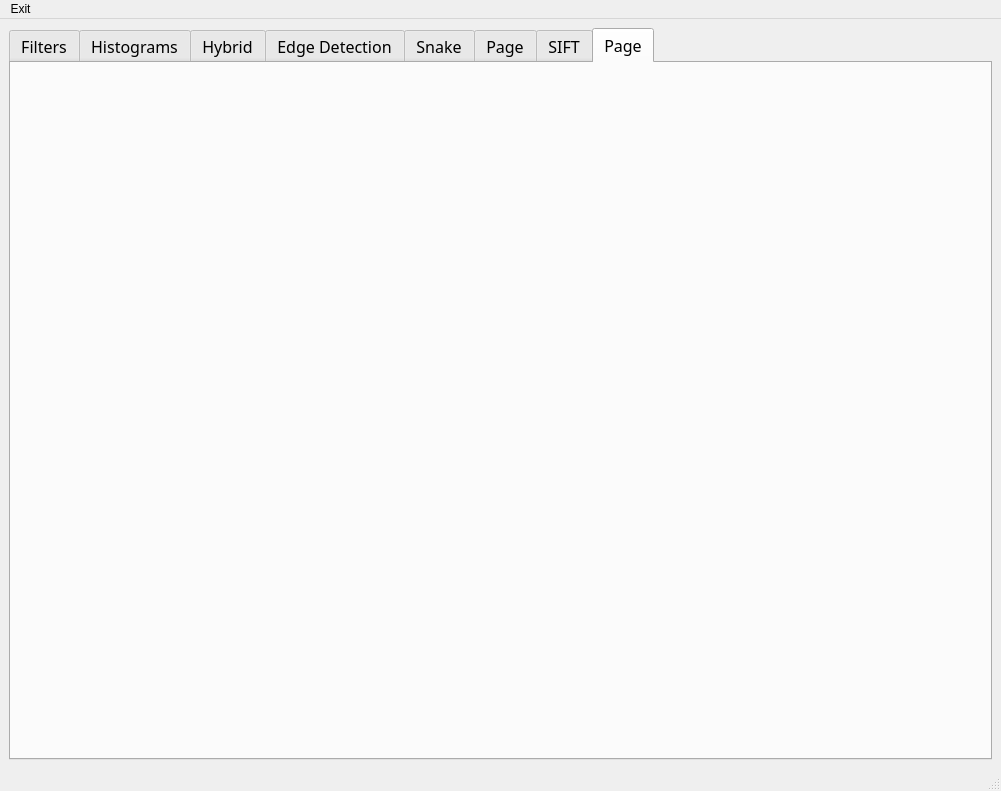
mennahamdy33/CV, file Task3/ImageView.ui: the form before one commit.
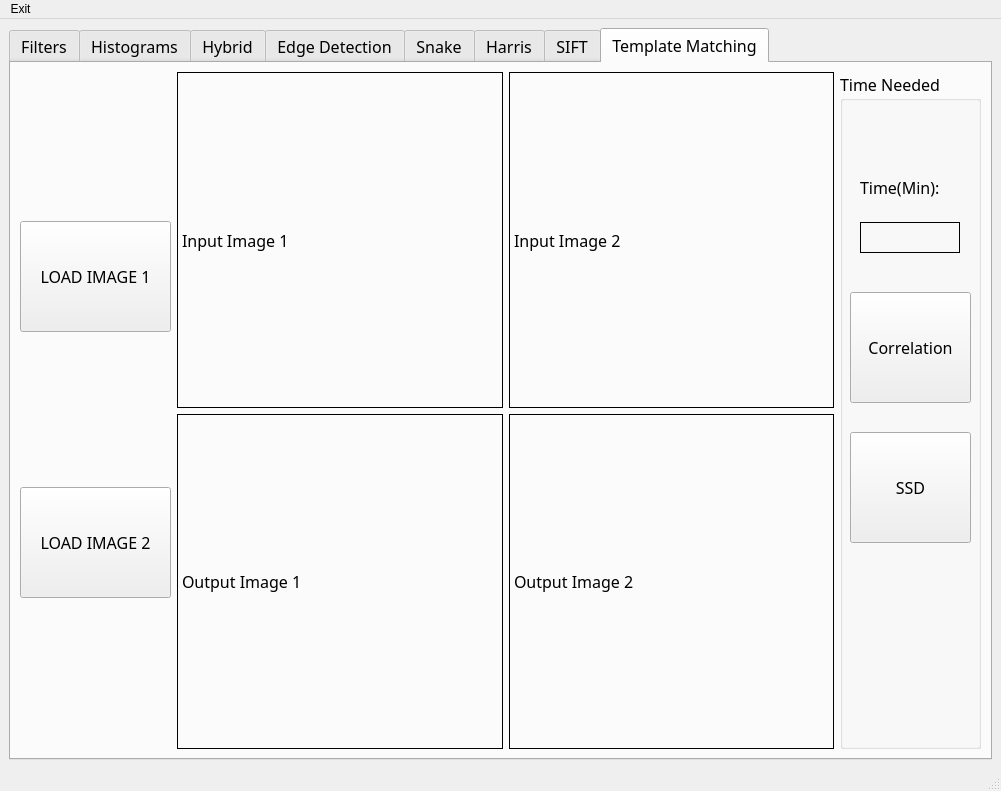
The form after the commit. The open tabs and pages were chosen to show the change. Custom widgets are drawn as their Qt base class.

The edit to the form file:
```diff
--- a/Task3/ImageView.ui
+++ b/Task3/ImageView.ui
@@ -891,7 +891,7 @@
       </widget>
       <widget class="QWidget" name="tab_3">
        <attribute name="title">
-        <string>Page</string>
+        <string>Harris</string>
        </attribute>
       </widget>
       <widget class="QWidget" name="tab_2">
@@ -1124,8 +1124,272 @@
       </widget>
       <widget class="QWidget" name="tab_4">
        <attribute name="title">
-        <string>Page</string>
+        <string>Template Matching</string>
        </attribute>
+       <layout class="QGridLayout" name="gridLayout_10">
+        <item row="0" column="0">
+         <layout class="QHBoxLayout" name="horizontalLayout_23">
+          <item>
+           <layout class="QVBoxLayout" name="verticalLayout_13">
+            <item>
+             <widget class="QPushButton" name="load1Tab8">
+              <property name="sizePolicy">
+               <sizepolicy hsizetype="Fixed" vsizetype="Fixed">
+                <horstretch>0</horstretch>
+                <verstretch>0</verstretch>
+               </sizepolicy>
+              </property>
+              <property name="minimumSize">
+               <size>
+                <width>151</width>
+                <height>111</height>
+               </size>
+              </property>
+              <property name="maximumSize">
+               <size>
+                <width>151</width>
+                <height>111</height>
+               </size>
+              </property>
+              <property name="text">
+               <string>LOAD IMAGE 1</string>
+              </property>
+             </widget>
+            </item>
+            <item>
+             <widget class="QPushButton" name="load2Tab8">
+              <property name="sizePolicy">
+               <sizepolicy hsizetype="Fixed" vsizetype="Fixed">
+                <horstretch>0</horstretch>
+                <verstretch>0</verstretch>
+               </sizepolicy>
+              </property>
+              <property name="minimumSize">
+               <size>
+                <width>151</width>
+                <height>111</height>
+               </size>
+              </property>
+              <property name="maximumSize">
+               <size>
+                <width>151</width>
+                <height>111</height>
+               </size>
+              </property>
+              <property name="text">
+               <string>LOAD IMAGE 2</string>
+              </property>
+             </widget>
+            </item>
+           </layout>
+          </item>
+          <item>
+           <layout class="QVBoxLayout" name="verticalLayout_14">
+            <item>
+             <layout class="QHBoxLayout" name="horizontalLayout_21">
+              <item>
+               <widget class="QLabel" name="input1Tab8">
+                <property name="frameShape">
+                 <enum>QFrame::Box</enum>
+                </property>
+                <property name="text">
+                 <string>Input Image 1</string>
+                </property>
+               </widget>
+              </item>
+              <item>
+               <widget class="QLabel" name="input2Tab8">
+                <property name="frameShape">
+                 <enum>QFrame::Box</enum>
+                </property>
+                <property name="text">
+                 <string>Input Image 2</string>
+                </property>
+               </widget>
+              </item>
+             </layout>
+            </item>
+            <item>
+             <layout class="QHBoxLayout" name="horizontalLayout_22">
+              <item>
+               <widget class="QLabel" name="output1Tab8">
+                <property name="frameShape">
+                 <enum>QFrame::Box</enum>
+                </property>
+                <property name="text">
+                 <string>Output Image 1</string>
+                </property>
+               </widget>
+              </item>
+              <item>
+               <widget class="QLabel" name="output2Tab8">
+                <property name="frameShape">
+                 <enum>QFrame::Box</enum>
+                </property>
+                <property name="text">
+                 <string>Output Image 2</string>
+                </property>
+               </widget>
+              </item>
+             </layout>
+            </item>
+           </layout>
+          </item>
+          <item>
+           <widget class="QGroupBox" name="groupBox_6">
+            <property name="sizePolicy">
+             <sizepolicy hsizetype="Fixed" vsizetype="Preferred">
+              <horstretch>0</horstretch>
+              <verstretch>0</verstretch>
+             </sizepolicy>
+            </property>
+            <property name="minimumSize">
+             <size>
+              <width>141</width>
+              <height>0</height>
+             </size>
+            </property>
+            <property name="maximumSize">
+             <size>
+              <width>141</width>
+              <height>16777215</height>
+             </size>
+            </property>
+            <property name="title">
+             <string>Time Needed</string>
+            </property>
+            <widget class="QLabel" name="label_9">
+             <property name="geometry">
+              <rect>
+               <x>20</x>
+               <y>100</y>
+               <width>121</width>
+               <height>31</height>
+              </rect>
+             </property>
+             <property name="sizePolicy">
+              <sizepolicy hsizetype="Fixed" vsizetype="Fixed">
+               <horstretch>0</horstretch>
+               <verstretch>0</verstretch>
+              </sizepolicy>
+             </property>
+             <property name="minimumSize">
+              <size>
+               <width>121</width>
+               <height>31</height>
+              </size>
+             </property>
+             <property name="maximumSize">
+              <size>
+               <width>121</width>
+               <height>31</height>
+              </size>
+             </property>
+             <property name="text">
+              <string>Time(Min):</string>
+             </property>
+            </widget>
+            <widget class="QLabel" name="timeTab8">
+             <property name="geometry">
+              <rect>
+               <x>20</x>
+               <y>150</y>
+               <width>100</width>
+               <height>31</height>
+              </rect>
+             </property>
+             <property name="sizePolicy">
+              <sizepolicy hsizetype="Fixed" vsizetype="Fixed">
+               <horstretch>0</horstretch>
+               <verstretch>0</verstretch>
+              </sizepolicy>
+             </property>
+             <property name="minimumSize">
+              <size>
+               <width>100</width>
+               <height>31</height>
+              </size>
+             </property>
+             <property name="maximumSize">
+              <size>
+               <width>1000</width>
+               <height>31</height>
+              </size>
+             </property>
+             <property name="frameShape">
+              <enum>QFrame::Box</enum>
+             </property>
+             <property name="text">
+              <string/>
+             </property>
+            </widget>
+            <widget class="QPushButton" name="correlationTab8">
+             <property name="geometry">
+              <rect>
+               <x>10</x>
+               <y>220</y>
+               <width>121</width>
+               <height>111</height>
+              </rect>
+             </property>
+             <property name="sizePolicy">
+              <sizepolicy hsizetype="Fixed" vsizetype="Fixed">
+               <horstretch>0</horstretch>
+               <verstretch>0</verstretch>
+              </sizepolicy>
+             </property>
+             <property name="minimumSize">
+              <size>
+               <width>121</width>
+               <height>111</height>
+              </size>
+             </property>
+             <property name="maximumSize">
+              <size>
+               <width>121</width>
+               <height>111</height>
+              </size>
+             </property>
+             <property name="text">
+              <string>Correlation</string>
+             </property>
+            </widget>
+            <widget class="QPushButton" name="ssdTab8">
+             <property name="geometry">
+              <rect>
+               <x>10</x>
+               <y>360</y>
+               <width>121</width>
+               <height>111</height>
+              </rect>
+             </property>
+             <property name="sizePolicy">
+              <sizepolicy hsizetype="Fixed" vsizetype="Fixed">
+               <horstretch>0</horstretch>
+               <verstretch>0</verstretch>
+              </sizepolicy>
+             </property>
+             <property name="minimumSize">
+              <size>
+               <width>121</width>
+               <height>111</height>
+              </size>
+             </property>
+             <property name="maximumSize">
+              <size>
+               <width>121</width>
+               <height>111</height>
+              </size>
+             </property>
+             <property name="text">
+              <string>SSD</string>
+             </property>
+            </widget>
+           </widget>
+          </item>
+         </layout>
+        </item>
+       </layout>
       </widget>
      </widget>
     </item>
```
Left out of the diff: 192 changed lines with no effect on the pictures.
